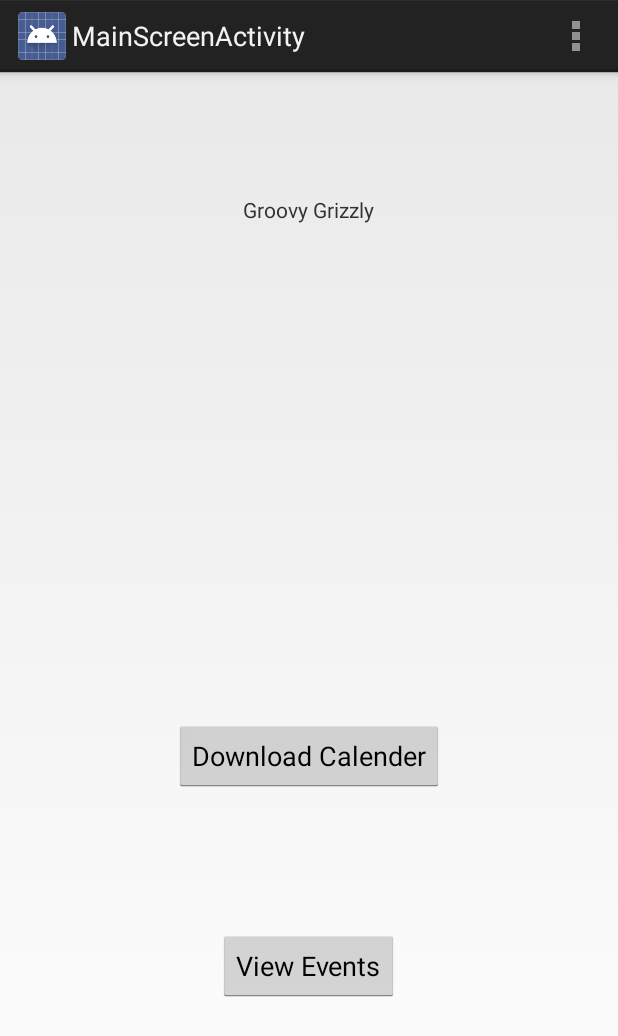
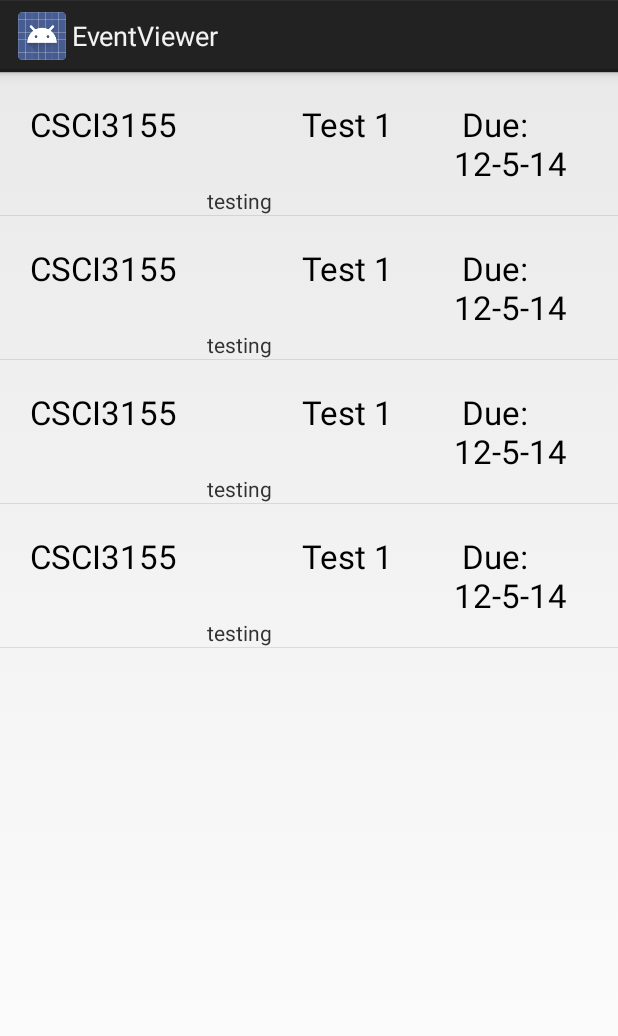
Before and after one commit to mitchtz/3308MoodleCalender, an Android app: the screen it shows after launch (MainScreenActivity before the commit, Assignment_List after it), after a tap on "View Events", on a phone screen of 412 x 824 dp. Shown: the top 1036 px of the screen. Run offline under Robolectric (Android 15) with nearby library versions, the phone set to English and light mode, and no system bars.

Commit message:
Added support for Assignment type in ListView
created EventAdapter for listview and custom view for an event item

```diff
--- a/app/src/main/AndroidManifest.xml
+++ b/app/src/main/AndroidManifest.xml
@@ -15,6 +15,10 @@
             android:label="@string/app_name" >
         </activity>
         <activity
+            android:name="com.example.mitchtz.webview.Assignment_List"
+            android:label="@string/title_event_viewer" >
+        </activity>
+        <activity
             android:name="com.example.mitchtz.webview.MainScreenActivity"
             android:label="@string/title_activity_main_screen" >
             <intent-filter>
--- a/app/src/main/java/com/example/mitchtz/webview/Assignment.java
+++ b/app/src/main/java/com/example/mitchtz/webview/Assignment.java
@@ -10,10 +10,10 @@ public class Assignment {
         list_val=Class+" - "+Name+ " Due: "+ Date;
     }
 
-    private String Name;
-    private String Description;
-    private String Class;
-    private String Date;
+    public String Name;
+    public String Description;
+    public String Class;
+    public String Date;
 
     public Assignment(String name,String course, String description, String date){
         Date=date;
--- a/app/src/main/java/com/example/mitchtz/webview/Assignment_List.java
+++ b/app/src/main/java/com/example/mitchtz/webview/Assignment_List.java
@@ -20,9 +20,9 @@ import java.util.List;
 
 public class Assignment_List extends Activity {
 
-    EventDBHlpr db=new EventDBHlpr(this);
-    List<Assignment> AssignList=db.getAssignments();  //List of ID's to assignments ID's will act as a handle to the data
-
+    //EventDBHlpr db=new EventDBHlpr(this);
+   // List<Assignment> AssignList=db.getAssignments();  //List of ID's to assignments ID's will act as a handle to the data
+    List<Assignment> AssignList=new ArrayList<Assignment>();
 
     @Override
     protected void onCreate(Bundle savedInstanceState) {
@@ -36,7 +36,7 @@ public class Assignment_List extends Activity {
         setContentView(R.layout.assignment_list);
         final Context context = this;
         ListView listview = (ListView) findViewById(R.id.assignments);
-        ArrayAdapter<Integer> adapter= new ArrayAdapter(this,android.R.layout.simple_list_item_1,AssignList);
+        EventAdapter adapter= new EventAdapter(this,R.layout.event_item,AssignList.toArray());
         listview.setAdapter(adapter);
         listview.setOnItemClickListener(new AdapterView.OnItemClickListener() {
             @Override
@@ -49,8 +49,8 @@ public class Assignment_List extends Activity {
                 */
 
                 //Dialog info to be displayed currently holder information
-                DialogBldr.setTitle("[assignment name]");
-                DialogBldr.setMessage("[Due Date]");
+                DialogBldr.setTitle(AssignList.get(position).Name+" Due: "+AssignList.get(position).Date);
+                DialogBldr.setMessage(AssignList.get(position).Description);
 
 
                 DialogBldr.setPositiveButton("OK",new DialogInterface.OnClickListener() {
--- /dev/null
+++ b/app/src/main/java/com/example/mitchtz/webview/EventAdapter.java
@@ -0,0 +1,65 @@
+package com.example.mitchtz.webview;
+
+import android.app.Activity;
+import android.content.Context;
+import android.view.LayoutInflater;
+import android.view.View;
+import android.view.ViewGroup;
+import android.widget.ArrayAdapter;
+import android.widget.LinearLayout;
+import android.widget.TextView;
+
+/**
+ * Created by Chris_000 on 12/5/2014.
+ */
+public class EventAdapter extends ArrayAdapter{
+    private Context con;
+    private Object[] objs;
+    private int ViewRes;
+
+    public EventAdapter(Context context,int resource, Object[] objects) {
+        super(context,resource,objects);
+        con=context;
+        objs=objects;
+        ViewRes=resource;
+
+    }
+
+    @Override
+    public View getView(int position, View convertView, ViewGroup parent) {
+        View row = convertView;
+        Assignment A;
+
+        if(row==null){
+            LayoutInflater inflater= ((Activity)con).getLayoutInflater();
+            LinearLayout layout=(LinearLayout)inflater.inflate(ViewRes,null);
+            A=(Assignment)objs[position];
+
+            //Initiate text holders(Views) for event members
+            TextView courseView= (TextView)layout.findViewById(R.id.eventCourse);
+            TextView nameView=(TextView)layout.findViewById(R.id.eventName);
+            TextView dateView=(TextView)layout.findViewById(R.id.eventDate);
+            TextView descriptionView=(TextView)layout.findViewById(R.id.eventDescript);
+            //TextView timeView=new TextView(getContext());
+
+            //populate holders with member data
+            courseView.setText(A.Class);
+            dateView.setText(" Due: "+A.Date);
+            nameView.setText(A.Name);
+            descriptionView.setText(A.Description);
+
+            //wrap together with "row" layout
+           /* layout.addView(courseView);
+            layout.addView(dateView);
+            layout.addView(nameView);
+            layout.addView(descriptionView);*/
+
+
+            row=layout;
+
+        }
+        return row;
+    }
+
+
+}
--- /dev/null
+++ b/app/src/main/res/layout/event_item.xml
@@ -0,0 +1,38 @@
+<?xml version="1.0" encoding="utf-8"?>
+<LinearLayout xmlns:android="http://schemas.android.com/apk/res/android"
+    android:layout_width="match_parent" android:layout_height="wrap_content"
+    android:orientation="horizontal"
+    android:id="@+id/event_item">
+
+    <TextView
+        android:layout_width="wrap_content"
+        android:layout_height="wrap_content"
+        android:textAppearance="?android:attr/textAppearanceLarge"
+        android:text="Large Text"
+        android:id="@+id/eventCourse"
+        android:layout_margin="@dimen/event_title_spacing" />
+
+    <TextView
+        android:layout_width="wrap_content"
+        android:layout_height="wrap_content"
+        android:text="New Text"
+        android:id="@+id/eventDescript"
+        android:layout_gravity="bottom" />
+
+    <TextView
+        android:layout_width="wrap_content"
+        android:layout_height="wrap_content"
+        android:textAppearance="?android:attr/textAppearanceLarge"
+        android:text="Large Text"
+        android:id="@+id/eventName"
+        android:layout_margin="@dimen/event_title_spacing" />
+
+    <TextView
+        android:layout_width="match_parent"
+        android:layout_height="wrap_content"
+        android:textAppearance="?android:attr/textAppearanceLarge"
+        android:text="Large Text"
+        android:id="@+id/eventDate"
+        android:layout_margin="@dimen/event_title_spacing" />
+
+</LinearLayout>
--- a/app/src/main/res/values/dimens.xml
+++ b/app/src/main/res/values/dimens.xml
@@ -2,4 +2,5 @@
     <!-- Default screen margins, per the Android Design guidelines. -->
     <dimen name="activity_horizontal_margin">16dp</dimen>
     <dimen name="activity_vertical_margin">16dp</dimen>
+    <dimen name="event_title_spacing">20dp</dimen>
 </resources>
--- a/app/src/main/res/values/strings.xml
+++ b/app/src/main/res/values/strings.xml
@@ -5,5 +5,6 @@
     <string name="title">Groovy Grizzly</string>
     <string name="action_settings">Settings</string>
     <string name="title_activity_main_screen">MainScreenActivity</string>
+    <string name="title_event_viewer">EventViewer</string>
 
 </resources>
```
Also changed, not shown: 1 other file.
